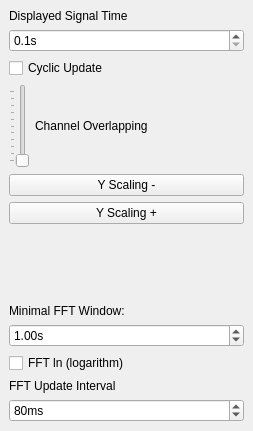
Before: the Qt Designer form src/config_widget/view_settings_dock_widget.ui in tools4BCI/TiA-Scope, drawn with Qt 5.
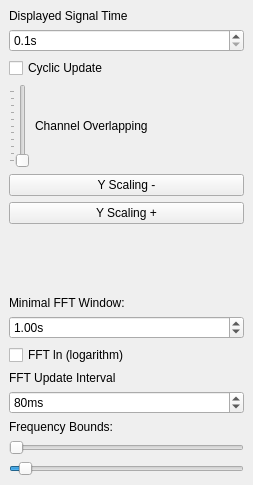
After: the same form once the commit is applied. Icons and pictures are not drawn.

The edit to the form file:
```diff
--- a/src/config_widget/view_settings_dock_widget.ui
+++ b/src/config_widget/view_settings_dock_widget.ui
@@ -7,13 +7,13 @@
     <x>0</x>
     <y>0</y>
     <width>253</width>
-    <height>431</height>
+    <height>485</height>
    </rect>
   </property>
   <property name="minimumSize">
    <size>
     <width>222</width>
-    <height>353</height>
+    <height>398</height>
    </size>
   </property>
   <property name="features">
@@ -184,6 +184,36 @@
       </property>
      </widget>
     </item>
+    <item>
+     <widget class="QLabel" name="label_5">
+      <property name="text">
+       <string>Frequency Bounds:</string>
+      </property>
+     </widget>
+    </item>
+    <item>
+     <widget class="QSlider" name="lowerFrequencyBound">
+      <property name="maximum">
+       <number>2400</number>
+      </property>
+      <property name="orientation">
+       <enum>Qt::Horizontal</enum>
+      </property>
+     </widget>
+    </item>
+    <item>
+     <widget class="QSlider" name="upperFrequencyBound">
+      <property name="maximum">
+       <number>2400</number>
+      </property>
+      <property name="value">
+       <number>100</number>
+      </property>
+      <property name="orientation">
+       <enum>Qt::Horizontal</enum>
+      </property>
+     </widget>
+    </item>
    </layout>
   </widget>
  </widget>
```
